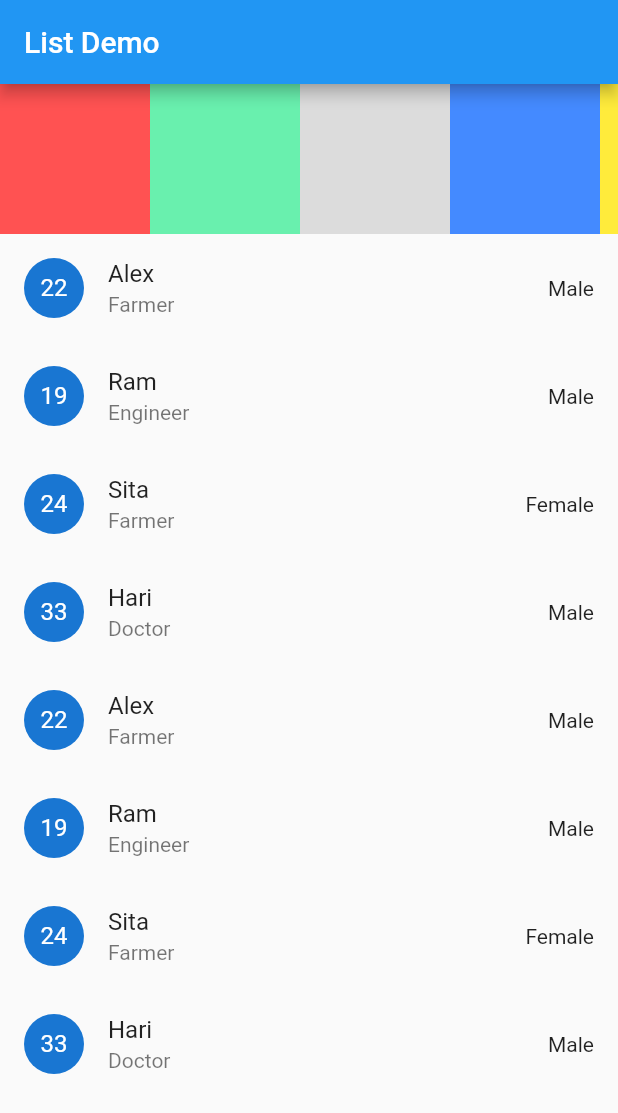
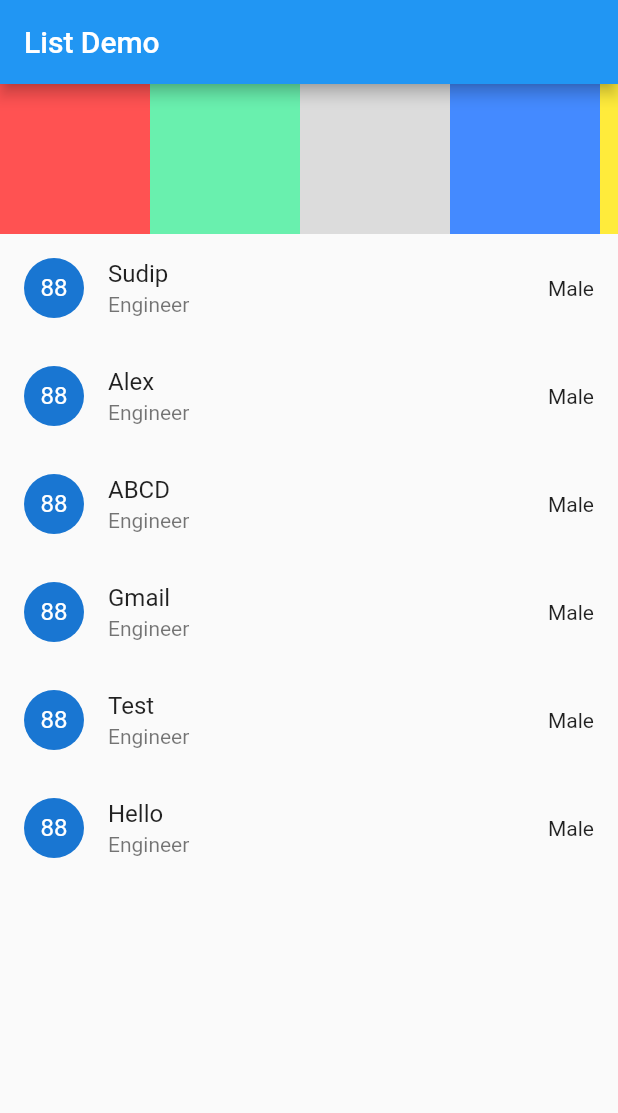
Before and after one commit to sudeepthapa/flutter_class, a Flutter app: the screen it shows after launch, on a phone screen of 412 x 824 dp. Shown: the top 1113 px of the screen. Run offline on Flutter 3.47's test engine with Material 2 defaults, Android fonts, the phone set to English and light mode, and no system bars.

Commit message:
models implemented for person

```diff
--- a/lib/constants/persons.dart
+++ b/lib/constants/persons.dart
@@ -1,4 +1,6 @@
-List<Map<String, dynamic>> persons = [
+import 'package:flutter_class/models/Person.dart';
+
+List<Map<String, dynamic>> persons1 = [
   {
     'name': 'Alex',
     'age': 22,
@@ -48,3 +50,42 @@ List<Map<String, dynamic>> persons = [
     'gender': 'Male'
   },
 ];
+
+List<Person> persons = [
+  Person(
+    name: 'Sudip',
+    age: 88,
+    gender: 'Male',
+    occupation: 'Engineer'
+  ),
+  Person(
+    name: 'Alex',
+    age: 88,
+    gender: 'Male',
+    occupation: 'Engineer'
+  ),
+  Person(
+    name: 'ABCD',
+    age: 88,
+    gender: 'Male',
+    occupation: 'Engineer'
+  ),
+  Person(
+    name: 'Gmail',
+    age: 88,
+    gender: 'Male',
+    occupation: 'Engineer'
+  ),
+  Person(
+    name: 'Test',
+    age: 88,
+    gender: 'Male',
+    occupation: 'Engineer'
+  ),
+  Person(
+    name: 'Hello',
+    age: 88,
+    gender: 'Male',
+    occupation: 'Engineer'
+  ),
+];
--- a/lib/main.dart
+++ b/lib/main.dart
@@ -1,5 +1,6 @@
 import 'package:flutter/material.dart';
 import 'package:flutter_class/constants/persons.dart';
+import 'package:flutter_class/models/Person.dart';
 
 void main() {
   runApp(MyApp());
@@ -31,7 +32,7 @@ class MyApp extends StatelessWidget {
               child: ListView.builder(
                 itemCount: persons.length,
                 itemBuilder: (BuildContext context, int index) {
-                  var person = persons[index];
+                  Person person = persons[index];
                   return getListItem(person);
                 },
               ),
@@ -43,15 +44,15 @@ class MyApp extends StatelessWidget {
   }
 
   List<Widget> prepareListItems() {
-    return persons.map((person) => getListItem(person)).toList();
+    return persons.map((Person person) => getListItem(person)).toList();
   }
 
-  Widget getListItem(person) {
+  Widget getListItem(Person person) {
     return ListTile(
-      title: Text(person['name']),
-      subtitle: Text(person['occupation']),
-      leading: CircleAvatar(child: Text(person['age'].toString())),
-      trailing: Text(person['gender']),
+      title: Text(person.name!),
+      subtitle: Text(person.occupation!),
+      leading: CircleAvatar(child: Text(person.age!.toString())),
+      trailing: Text(person.gender!),
     );
   }
 
--- /dev/null
+++ b/lib/models/person.dart
@@ -0,0 +1,8 @@
+class Person {
+  String? name;
+  int? age;
+  String? occupation;
+  String? gender;
+
+  Person({this.name, this.age, this.gender, this.occupation});
+}
```
